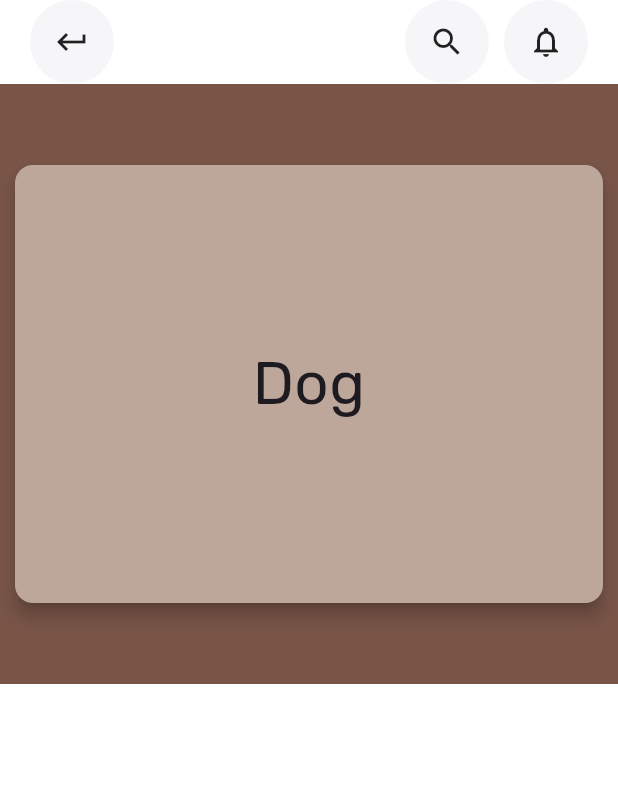
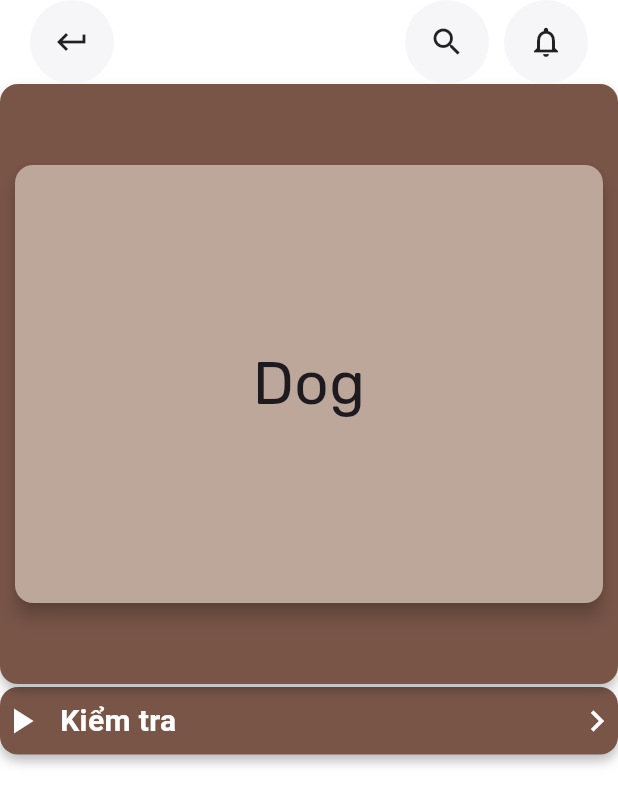
Before and after one commit to tai03102004/English_App, a Flutter app: the screen it shows after launch, after a tap on "0/15", on a phone screen of 412 x 824 dp. Shown: the top 805 px of the screen. Run offline on Flutter 3.47's test engine with Material 3 defaults, Android fonts, the phone set to English and light mode, and no system bars; our stand-ins replace fl_chart, hugeicons, iconly, percent_indicator, sqflite; accounts and stored records are empty; Roboto replaces fonts that are missing (Roboto-Black).

Commit message:
update vocab topic

```diff
--- a/lib/Widgets/Flashcard/Flashcard.dart
+++ b/lib/Widgets/Flashcard/Flashcard.dart
@@ -23,10 +23,6 @@ class MyApp extends StatelessWidget {
               padding: EdgeInsets.fromLTRB(300, 20, 0, 20),
               child: Dictionary(),
             ),
-            Expanded(
-              // Ensures the FlashcardList takes the available space
-              child: FlashcardList(topic: 'abc'),
-            ),
           ],
         ),
       ),
@@ -35,80 +31,46 @@ class MyApp extends StatelessWidget {
 }
 
 class FlashcardList extends StatefulWidget {
-  final String topic;
+  List<Map<String, String>> words = [];
 
-  FlashcardList({required this.topic});
+  FlashcardList({required this.words});
 
   @override
   _FlashcardListState createState() => _FlashcardListState();
 }
 
 class _FlashcardListState extends State<FlashcardList> {
-  List<Map<String, String>> words = [];
-
-  //List<Topic> topics =[];
-  List<Map<String, dynamic>> vocabList = [
-    {"word": "Ephemeral", "definition": "Lasting for a very short time"},
-    {
-      "word": "Ineffable",
-      "definition": "Too great or extreme to be expressed in words"
-    },
-    {
-      "word": "Serendipity",
-      "definition":
-          "The occurrence of events by chance in a happy or beneficial way"
-    },
-    {
-      "word": "Quintessential",
-      "definition":
-          "Representing the most perfect or typical example of something"
-    },
-    {
-      "word": "Euphoria",
-      "definition": "A feeling or state of intense excitement and happiness"
-    },
-    {
-      "word": "Melancholy",
-      "definition":
-          "A feeling of pensive sadness, typically with no obvious cause"
-    },
-    {
-      "word": "Eloquence",
-      "definition": "Fluent or persuasive speaking or writing"
-    },
-    {
-      "word": "Ubiquitous",
-      "definition": "Present, appearing, or found everywhere"
-    },
-    {
-      "word": "Aesthetic",
-      "definition": "Concerned with beauty or the appreciation of beauty"
-    },
-    {
-      "word": "Reverence",
-      "definition": "Deep respect for someone or something"
-    },
-  ];
-
   @override
   void initState() {
     super.initState();
-    loadWords(widget.topic).then((loadedWords) {
-      setState(() {
-        words = loadedWords;
-      });
-    });
+    // DatabaseHelper().loadWords(widget.topic).then((loadedWords) {
+    //   setState(() {
+    //     words = loadedWords;
+    //   });
+    // });
   }
 
   @override
   Widget build(BuildContext context) {
+    final words = widget.words;
     print("Vocab List: $words");
     // Debugging statement
     return words.isEmpty
         ? Center(child: CircularProgressIndicator())
         : Container(
-            color: Colors.brown,
+            //color: Colors.brown,
             height: 400,
+            decoration: BoxDecoration(
+              color: Colors.brown,
+              borderRadius: BorderRadius.circular(12),
+              boxShadow: [
+                BoxShadow(
+                  color: Colors.black26,
+                  blurRadius: 6,
+                  offset: Offset(0, 4),
+                ),
+              ],
+            ),
             child: PageView.builder(
               itemCount: words.length,
               itemBuilder: (context, index) {
@@ -224,7 +186,10 @@ class _FlashcardState extends State<Flashcard> {
               // Fade-in effect for the content
               child: Text(
                 text,
-                style: TextStyle(fontFamily:'Rubik',fontSize: 40, fontWeight: FontWeight.normal),
+                style: TextStyle(
+                    fontFamily: 'Rubik',
+                    fontSize: 40,
+                    fontWeight: FontWeight.normal),
                 textAlign: alignment == Alignment.center
                     ? TextAlign.center
                     : TextAlign.left,
@@ -260,29 +225,6 @@ class RotationYTransition extends AnimatedWidget {
             ),
     );
   }
-}
-
-Future<List<Map<String, String>>> loadWords(String topic) async {
-  List<Map<String, String>> wordList = [];
-
-  try {
-    // Access the file from assets
-    final String fileContent =
-        await rootBundle.loadString('assets/data/$topic.txt');
-    List<String> lines = fileContent.split('\n');
-
-    for (var line in lines) {
-      // Assume each line has the format: word:meaning
-      List<String> parts = line.split(':');
-      if (parts.length == 2) {
-        wordList.add({'word': parts[0].trim(), 'definition': parts[1].trim()});
-      }
-    }
-  } catch (e) {
-    print("Error loading file: $e");
-  }
-
-  return wordList;
 }
 
 // class VocabDetailPage extends StatelessWidget {
--- a/lib/Widgets/Home/Topics/Animals.dart
+++ /dev/null
@@ -1,29 +0,0 @@
-import 'package:app/Components/HomeTopButton.dart';
-import 'package:app/Widgets/Flashcard/Flashcard.dart';
-import 'package:flutter/material.dart';
-
-class Animals extends StatefulWidget {
-  const Animals({Key? key}) : super(key: key);
-
-  @override
-  // ignore: library_private_types_in_public_api
-  _Animals createState() => _Animals();
-}
-
-class _Animals extends State<Animals> {
-  @override
-  Widget build(BuildContext context) {
-    return Scaffold(
-      body: SafeArea(
-        child: CustomScrollView(
-          slivers: [
-            HomeTopButton(),
-            SliverToBoxAdapter(
-              child: FlashcardList(topic: 'Animals',),
-            )
-          ],
-        ),
-      ),
-    );
-  }
-}
--- a/lib/Widgets/Home/Topics/Nature.dart
+++ b/lib/Widgets/Home/Topics/Topics.dart
@@ -1,18 +1,31 @@
 import 'package:app/Components/HomeTopButton.dart';
 import 'package:app/Pages/MultipleChoice/MultipleChoice.dart';
+import 'package:app/helpers/dbHelper.dart';
 import 'package:flutter/material.dart';
 
 import '../../Flashcard/Flashcard.dart';
 
-class Nature extends StatefulWidget {
-  const Nature({super.key});
+class Topic extends StatefulWidget {
+  final String topic ;
+  const Topic({Key? key, required this.topic}) : super(key: key);
+  @override
+  // ignore: library_private_types_in_public_api
+  _Topic createState() => _Topic();
+}
+
+class _Topic extends State<Topic> {
+  List<Map<String, String>> words = [];
 
   @override
-  // ignore: library_private_types_in_public_api
-  _Nature createState() => _Nature();
-}
+  void initState() {
+    super.initState();
+    DatabaseHelper().loadWords(widget.topic).then((loadedWords) {
+      setState(() {
+        words = loadedWords;
+      });
+    });
+  }
 
-class _Nature extends State<Nature> {
   @override
   Widget build(BuildContext context) {
     return Scaffold(
@@ -22,7 +35,7 @@ class _Nature extends State<Nature> {
             HomeTopButton(),
             SliverToBoxAdapter(
               child: FlashcardList(
-                topic: 'Nature',
+                words: words,
               ),
             ),
             SliverToBoxAdapter(
@@ -31,20 +44,13 @@ class _Nature extends State<Nature> {
                   Navigator.push(
                     context,
                     MaterialPageRoute(
-                      builder: (context) => TestPage(
-                        words: [
-                          {'word': 'apple', 'definition': 'Quả táo'},
-                          {'word': 'banana', 'definition': 'Quả chuối'},
-                          {'word': 'cherry', 'definition': 'Quả che ri'},
-                          {'word': 'grape', 'definition': 'Quả nho'},
-                        ],
-                      ),
+                      builder: (context) => TestPage(words: words),
                     ),
                   );
                 },
                 child: Container(
-                  padding: EdgeInsets.symmetric(horizontal: 16, vertical: 12),
-                  margin: EdgeInsets.symmetric(horizontal: 16, vertical: 8),
+                  padding: EdgeInsets.symmetric(horizontal: 0, vertical: 8),
+                  margin: EdgeInsets.symmetric(horizontal: 0, vertical: 2),
                   decoration: BoxDecoration(
                     color: Colors.brown,
                     borderRadius: BorderRadius.circular(12),
@@ -87,7 +93,6 @@ class _Nature extends State<Nature> {
                 ),
               ),
             ),
-
           ],
         ),
       ),
--- a/lib/helpers/dbHelper.dart
+++ b/lib/helpers/dbHelper.dart
@@ -46,4 +46,27 @@ class DatabaseHelper {
     final db = await database;
     return await db.rawQuery('SELECT * FROM bookmark ORDER BY RANDOM() LIMIT ?', [limit]);
   }
+
+  Future<List<Map<String, String>>> loadWords(String topic) async {
+    List<Map<String, String>> wordList = [];
+
+    try {
+      // Access the file from assets
+      final String fileContent =
+      await rootBundle.loadString('assets/data/$topic.txt');
+      List<String> lines = fileContent.split('\n');
+
+      for (var line in lines) {
+        // Assume each line has the format: word:meaning
+        List<String> parts = line.split(':');
+        if (parts.length == 2) {
+          wordList.add({'word': parts[0].trim(), 'definition': parts[1].trim()});
+        }
+      }
+    } catch (e) {
+      print("Error loading file: $e");
+    }
+
+    return wordList;
+  }
 }
--- a/pubspec.yaml
+++ b/pubspec.yaml
@@ -45,8 +45,6 @@ flutter:
     - assets/images/profiles/
     - assets/images/home/
     - assets/data/
-    - assets/data/Animals.txt
-
   fonts:
     - family: Lato
       fonts:
```
Also changed, not shown: lib/Data/Home/data_home.dart (+13 -8 lines), lib/Widgets/Home/Topics/Alphabet.dart (deleted, +0 -30 lines), lib/Widgets/Home/Topics/In_the_city.dart (deleted, +0 -30 lines), pubspec.lock.
